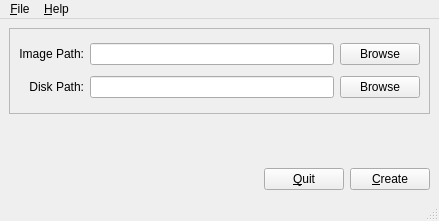
This is data/ui/qtMain.ui in gkmngrgn/puding as Qt 5 draws it before an edit. The edited form follows.
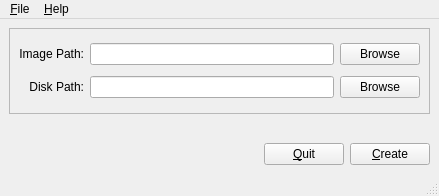
This is the edited form. Icons and pictures are not drawn.

```diff
--- a/data/ui/qtMain.ui
+++ b/data/ui/qtMain.ui
@@ -7,7 +7,7 @@
     <x>0</x>
     <y>0</y>
     <width>439</width>
-    <height>221</height>
+    <height>196</height>
    </rect>
   </property>
   <property name="minimumSize">
```
Left out of the diff: 2 changed lines with no effect on the pictures.
